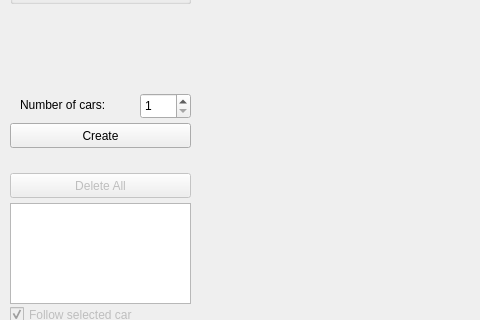
RI-SE/ATOS, file ChronosVirtualObject/mainwindow.ui: the form before one commit; both pictures show x 0 to 480 and y 134 to 454 of the 1200 by 1000 pixel window.
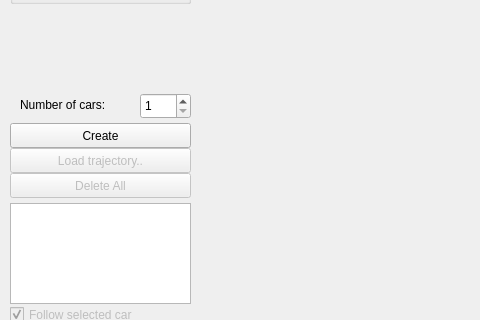
The form after the commit. Icons and pictures are not drawn. Custom widgets are drawn as their Qt base class.

Commit message: Added load trajectory file function. Enabled STRT,OSEM,STRT messages to be handled by the virtual object.

```diff
--- a/ChronosVirtualObject/mainwindow.ui
+++ b/ChronosVirtualObject/mainwindow.ui
@@ -461,6 +461,22 @@
      <string>Trigger</string>
     </property>
    </widget>
+   <widget class="QPushButton" name="loadtraj">
+    <property name="enabled">
+     <bool>false</bool>
+    </property>
+    <property name="geometry">
+     <rect>
+      <x>10</x>
+      <y>265</y>
+      <width>181</width>
+      <height>25</height>
+     </rect>
+    </property>
+    <property name="text">
+     <string>Load trajectory..</string>
+    </property>
+   </widget>
   </widget>
   <widget class="QMenuBar" name="menuBar">
    <property name="geometry">
```
Left out of the diff: 24 changed lines with no effect on the pictures. The commit also changes 4 other files.
